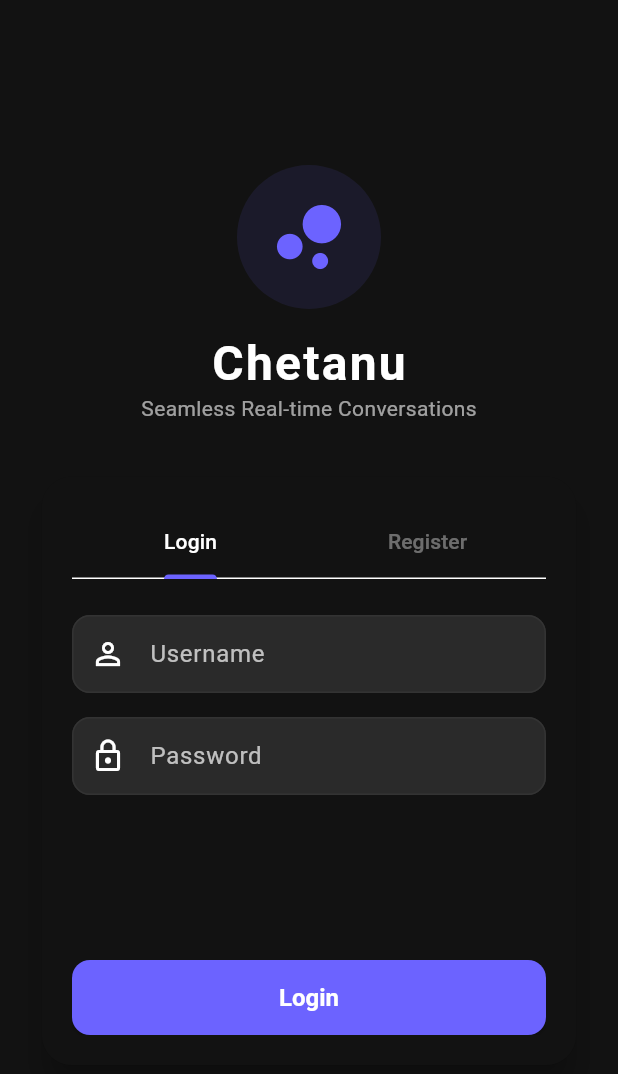
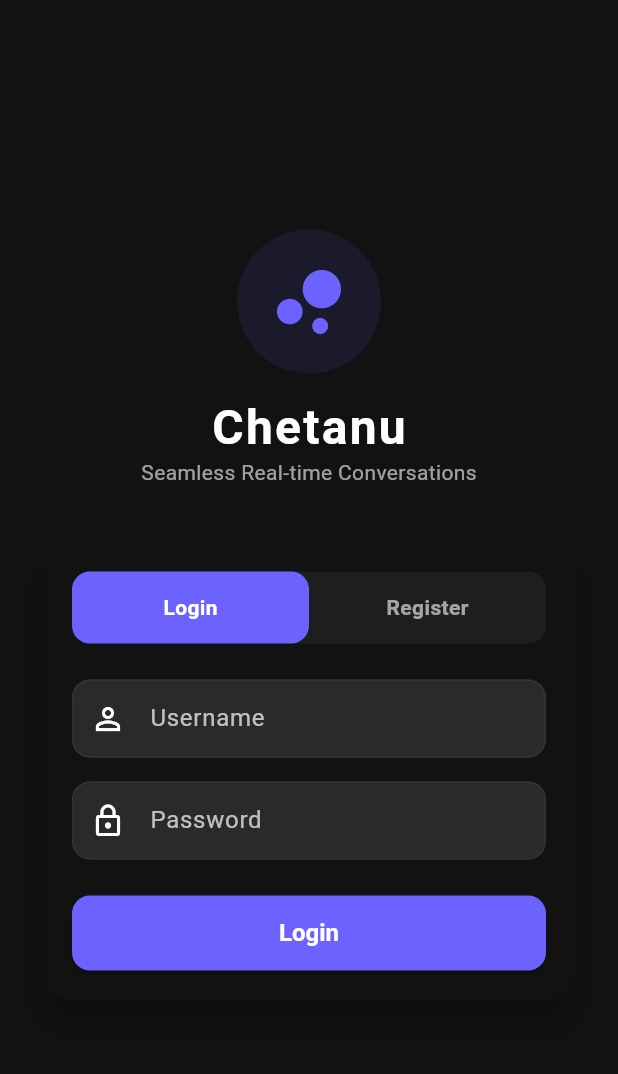
Before and after one commit to chetan3625/CTNU-Frontend, a Flutter app: the AuthPage screen opened directly, on a phone screen of 412 x 824 dp. Shown: the top 1074 px of the screen. Run offline on Flutter 3.47's test engine with Material 3 defaults, Android fonts, the phone set to English and light mode, and no system bars; our stand-ins replace flutter_dotenv, shared_preferences, socket_io_client; accounts and stored records are empty.

Commit message:
Refactor AuthPage to use responsive layout and custom sliding segmented selector

```diff
--- a/lib/pages/auth_page.dart
+++ b/lib/pages/auth_page.dart
@@ -11,9 +11,7 @@ class AuthPage extends StatefulWidget {
   State<AuthPage> createState() => _AuthPageState();
 }
 
-class _AuthPageState extends State<AuthPage>
-    with SingleTickerProviderStateMixin {
-  late TabController _tabController;
+class _AuthPageState extends State<AuthPage> {
   final _loginFormKey = GlobalKey<FormState>();
   final _registerFormKey = GlobalKey<FormState>();
 
@@ -24,25 +22,12 @@ class _AuthPageState extends State<AuthPage>
   final _regEmail = TextEditingController();
   final _regPassword = TextEditingController();
 
+  bool _isLogin = true;
   bool _isLoading = false;
   String? _errorMessage;
 
   @override
-  void initState() {
-    super.initState();
-    _tabController = TabController(length: 2, vsync: this);
-    _tabController.addListener(() {
-      if (_errorMessage != null) {
-        setState(() {
-          _errorMessage = null;
-        });
-      }
-    });
-  }
-
-  @override
   void dispose() {
-    _tabController.dispose();
     _loginUsername.dispose();
     _loginPassword.dispose();
     _regUsername.dispose();
@@ -125,6 +110,7 @@ class _AuthPageState extends State<AuthPage>
   @override
   Widget build(BuildContext context) {
     final theme = Theme.of(context);
+
     return Scaffold(
       body: SafeArea(
         child: Center(
@@ -138,7 +124,7 @@ class _AuthPageState extends State<AuthPage>
                 Container(
                   padding: const EdgeInsets.all(16),
                   decoration: BoxDecoration(
-                    color: theme.colorScheme.primary.withOpacity(0.1),
+                    color: theme.colorScheme.primary.withValues(alpha: 0.1),
                     shape: BoxShape.circle,
                   ),
                   child: Icon(
@@ -164,7 +150,7 @@ class _AuthPageState extends State<AuthPage>
                 ),
                 const SizedBox(height: 32),
 
-                // Card for login/register form
+                // Responsive Card for login/register form
                 Card(
                   elevation: 8,
                   shape: RoundedRectangleBorder(
@@ -176,36 +162,99 @@ class _AuthPageState extends State<AuthPage>
                     child: Column(
                       mainAxisSize: MainAxisSize.min,
                       children: [
-                        TabBar(
-                          controller: _tabController,
-                          indicatorColor: theme.colorScheme.primary,
-                          labelColor: Colors.white,
-                          unselectedLabelColor: Colors.white38,
-                          indicatorSize: TabBarIndicatorSize.label,
-                          tabs: const [
-                            Tab(text: 'Login'),
-                            Tab(text: 'Register'),
+                        // Custom sliding segmented tab selector (No hardcoded heights required)
+                        Container(
+                          height: 48,
+                          decoration: BoxDecoration(
+                            color: const Color(0xFF1E1E1E),
+                            borderRadius: BorderRadius.circular(12),
+                          ),
+                          child: Row(
+                            children: [
+                              Expanded(
+                                child: GestureDetector(
+                                  onTap: () {
+                                    if (!_isLoading) {
+                                      setState(() {
+                                        _isLogin = true;
+                                        _errorMessage = null;
+                                      });
+                                    }
+                                  },
+                                  child: Container(
+                                    alignment: Alignment.center,
+                                    decoration: BoxDecoration(
+                                      color: _isLogin ? theme.colorScheme.primary : Colors.transparent,
+                                      borderRadius: BorderRadius.circular(12),
+                                    ),
+                                    child: Text(
+                                      'Login',
+                                      style: TextStyle(
+                                        fontWeight: FontWeight.bold,
+                                        color: _isLogin ? Colors.white : Colors.white60,
+                                      ),
+                                    ),
+                                  ),
+                                ),
+                              ),
+                              Expanded(
+                                child: GestureDetector(
+                                  onTap: () {
+                                    if (!_isLoading) {
+                                      setState(() {
+                                        _isLogin = false;
+                                        _errorMessage = null;
+                                      });
+                                    }
+                                  },
+                                  child: Container(
+                                    alignment: Alignment.center,
+                                    decoration: BoxDecoration(
+                                      color: !_isLogin ? theme.colorScheme.primary : Colors.transparent,
+                                      borderRadius: BorderRadius.circular(12),
+                                    ),
+                                    child: Text(
+                                      'Register',
+                                      style: TextStyle(
+                                        fontWeight: FontWeight.bold,
+                                        color: !_isLogin ? Colors.white : Colors.white60,
+                                      ),
+                                    ),
+                                  ),
+                                ),
+                              ),
                             ],
+                          ),
                         ),
                         const SizedBox(height: 24),
                         if (_errorMessage != null)
                           AppErrorHandler.buildInlineError(
                             message: _errorMessage!,
                             onRetry: () {
-                              if (_tabController.index == 0) {
+                              if (_isLogin) {
                                 _handleLogin();
                               } else {
                                 _handleRegister();
                               }
                             },
                           ),
-                        SizedBox(
-                          height: 280,
-                          child: TabBarView(
-                            controller: _tabController,
-                            children: [
-                              // Login Form
-                              Form(
+
+                        // Dynamic rendering without enclosing constraints to support system font-scaling safely
+                        _isLogin ? _buildLoginForm(theme) : _buildRegisterForm(theme),
+                      ],
+                    ),
+                  ),
+                ),
+              ],
+            ),
+          ),
+        ),
+      ),
+    );
+  }
+
+  Widget _buildLoginForm(ThemeData theme) {
+    return Form(
       key: _loginFormKey,
       child: Column(
         children: [
@@ -216,9 +265,7 @@ class _AuthPageState extends State<AuthPage>
               labelText: 'Username',
               prefixIcon: Icon(Icons.person_outline),
             ),
-                                      validator: (v) => v == null || v.isEmpty
-                                          ? 'Enter username'
-                                          : null,
+            validator: (v) => v == null || v.isEmpty ? 'Enter username' : null,
           ),
           const SizedBox(height: 16),
           TextFormField(
@@ -229,11 +276,9 @@ class _AuthPageState extends State<AuthPage>
               prefixIcon: Icon(Icons.lock_outline),
             ),
             obscureText: true,
-                                      validator: (v) => v == null || v.isEmpty
-                                          ? 'Enter password'
-                                          : null,
+            validator: (v) => v == null || v.isEmpty ? 'Enter password' : null,
           ),
-                                    const Spacer(),
+          const SizedBox(height: 24),
           SizedBox(
             width: double.infinity,
             height: 50,
@@ -245,9 +290,7 @@ class _AuthPageState extends State<AuthPage>
                       width: 20,
                       child: CircularProgressIndicator(
                         strokeWidth: 2,
-                                                  valueColor:
-                                                      AlwaysStoppedAnimation<Color>(
-                                                          Colors.white),
+                        valueColor: AlwaysStoppedAnimation<Color>(Colors.white),
                       ),
                     )
                   : const Text('Login'),
@@ -255,9 +298,11 @@ class _AuthPageState extends State<AuthPage>
           ),
         ],
       ),
-                              ),
-                              // Register Form
-                              Form(
+    );
+  }
+
+  Widget _buildRegisterForm(ThemeData theme) {
+    return Form(
       key: _registerFormKey,
       child: Column(
         children: [
@@ -268,9 +313,7 @@ class _AuthPageState extends State<AuthPage>
               labelText: 'Username',
               prefixIcon: Icon(Icons.person_outline),
             ),
-                                      validator: (v) => v == null || v.isEmpty
-                                          ? 'Enter username'
-                                          : null,
+            validator: (v) => v == null || v.isEmpty ? 'Enter username' : null,
           ),
           const SizedBox(height: 12),
           TextFormField(
@@ -300,26 +343,21 @@ class _AuthPageState extends State<AuthPage>
               prefixIcon: Icon(Icons.lock_outline),
             ),
             obscureText: true,
-                                      validator: (v) => v == null || v.length < 6
-                                          ? 'Password must be 6+ chars'
-                                          : null,
+            validator: (v) => v == null || v.length < 6 ? 'Password must be 6+ chars' : null,
           ),
-                                    const Spacer(),
+          const SizedBox(height: 24),
           SizedBox(
             width: double.infinity,
             height: 50,
             child: ElevatedButton(
-                                        onPressed:
-                                            _isLoading ? null : _handleRegister,
+              onPressed: _isLoading ? null : _handleRegister,
               child: _isLoading
                   ? const SizedBox(
                       height: 20,
                       width: 20,
                       child: CircularProgressIndicator(
                         strokeWidth: 2,
-                                                  valueColor:
-                                                      AlwaysStoppedAnimation<Color>(
-                                                          Colors.white),
+                        valueColor: AlwaysStoppedAnimation<Color>(Colors.white),
                       ),
                     )
                   : const Text('Register'),
@@ -327,19 +365,6 @@ class _AuthPageState extends State<AuthPage>
           ),
         ],
       ),
-                              ),
-                            ],
-                          ),
-                        ),
-                      ],
-                    ),
-                  ),
-                ),
-              ],
-            ),
-          ),
-        ),
-      ),
     );
   }
 }
```
Lines whose indentation alone changed are shown as unchanged.
